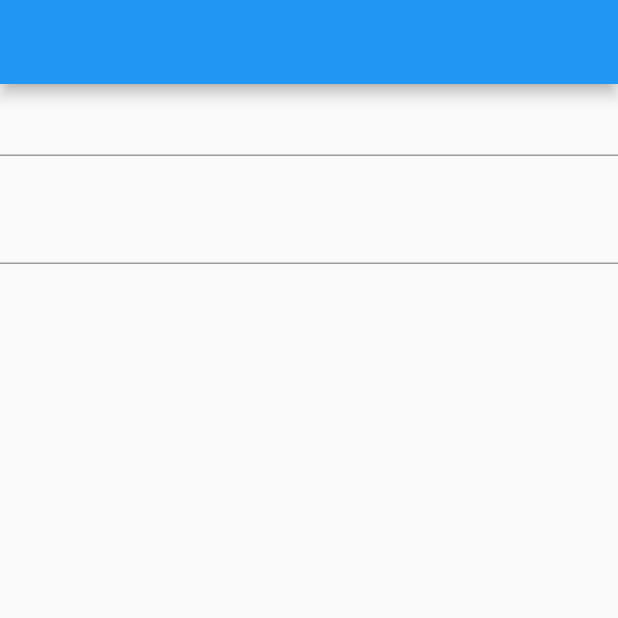
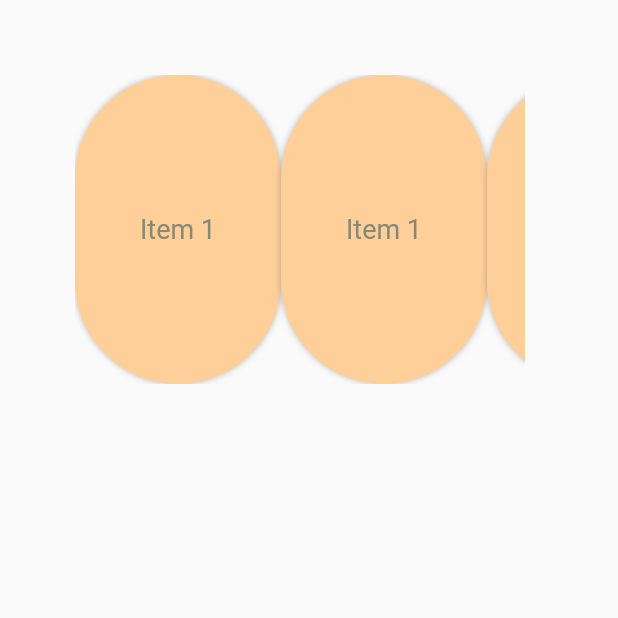
Before and after one commit to amrmohamed25/AR_Furniture_Admin_Panel, a Flutter app: the screen it shows after launch, on a phone screen of 412 x 824 dp, the top half of it. Run offline on Flutter 3.47's test engine with Material 2 defaults, Android fonts, the phone set to English and light mode, and no system bars; our stand-ins replace firebase_auth, firebase_core; accounts and stored records are empty.

Commit message:
Pull from mayar

```diff
--- a/lib/constants.dart
+++ b/lib/constants.dart
@@ -1,4 +1,4 @@
 import 'package:flutter/material.dart';
-const primaryColor =Color(0x868974);
-const secondaryColor=Color(0xffcf99);
-const backgroundColor=Color(0xfdfdfd);
+const primaryColor =Color(0xff868974);
+const secondaryColor=Color(0xffffcf99);
+const backgroundColor=Color(0xfffdfdfd);
--- a/lib/main.dart
+++ b/lib/main.dart
@@ -1,3 +1,4 @@
+import 'package:ar_furniture_admin_panel/screens/category_screen.dart';
 import 'package:ar_furniture_admin_panel/screens/login.dart';
 import 'package:firebase_auth/firebase_auth.dart';
 import 'package:firebase_core/firebase_core.dart';
@@ -23,7 +24,7 @@ class MyApp extends StatelessWidget {
       theme: ThemeData(
         primarySwatch: Colors.blue,
       ),
-      home: const  LoginScreen(),
+      home: const  CategoryScreen(),
     );
   }
 }
--- a/lib/responsive.dart
+++ b/lib/responsive.dart
@@ -5,17 +5,16 @@ class Responsive extends StatelessWidget {
   final Widget desktop;
 
   const Responsive({
-    required Key key,
     required this.mobile,
     required this.desktop,
-  }) : super(key: key);
+  }) ;
   static bool isMobile(BuildContext context) =>
-      MediaQuery.of(context).size.width < 1100;
+      MediaQuery.of(context).size.width < 650;
   static bool isDesktop(BuildContext context) =>
-      MediaQuery.of(context).size.width >= 1100;
+      MediaQuery.of(context).size.width >= 650;
   @override
   Widget build(BuildContext context) {
-    if (MediaQuery.of(context).size.width < 1100) {
+    if (MediaQuery.of(context).size.width < 650) {
       return mobile;
     } else
       return desktop;
--- /dev/null
+++ b/lib/screens/category_screen.dart
@@ -0,0 +1,41 @@
+import 'package:ar_furniture_admin_panel/constants.dart';
+import 'package:flutter/material.dart';
+
+class CategoryScreen extends StatefulWidget {
+  const CategoryScreen();
+  @override
+  State<CategoryScreen> createState() => CategoryStaScreenState();
+}
+
+class CategoryStaScreenState extends State<CategoryScreen> {
+  @override
+  Widget build(BuildContext) {
+    return Scaffold(
+        body: Column(
+          children: [
+            Container(
+              margin: EdgeInsets.all(50),
+              height: MediaQuery.of(context).size.height / 4 ,
+      width: 300,
+      child: ListView.builder(
+        itemCount: 10,
+          scrollDirection: Axis.horizontal, itemBuilder: (context,index){
+          return Container(
+            width: MediaQuery.of(context).size.width / 3,
+            // color: secondaryColor,
+            decoration: BoxDecoration(
+                boxShadow: [BoxShadow(blurRadius: 3, color: Colors.black26)],
+                borderRadius: BorderRadius.circular(MediaQuery.of(context).size.width / 3.1),
+                color: secondaryColor),
+            child: const Center(
+                child: Text(
+                  'Item 1',
+                  style: TextStyle(fontSize: 18, color: primaryColor),
+                )),
+          );
+      }),
+    ),
+          ],
+        ));
+  }
+}
```
